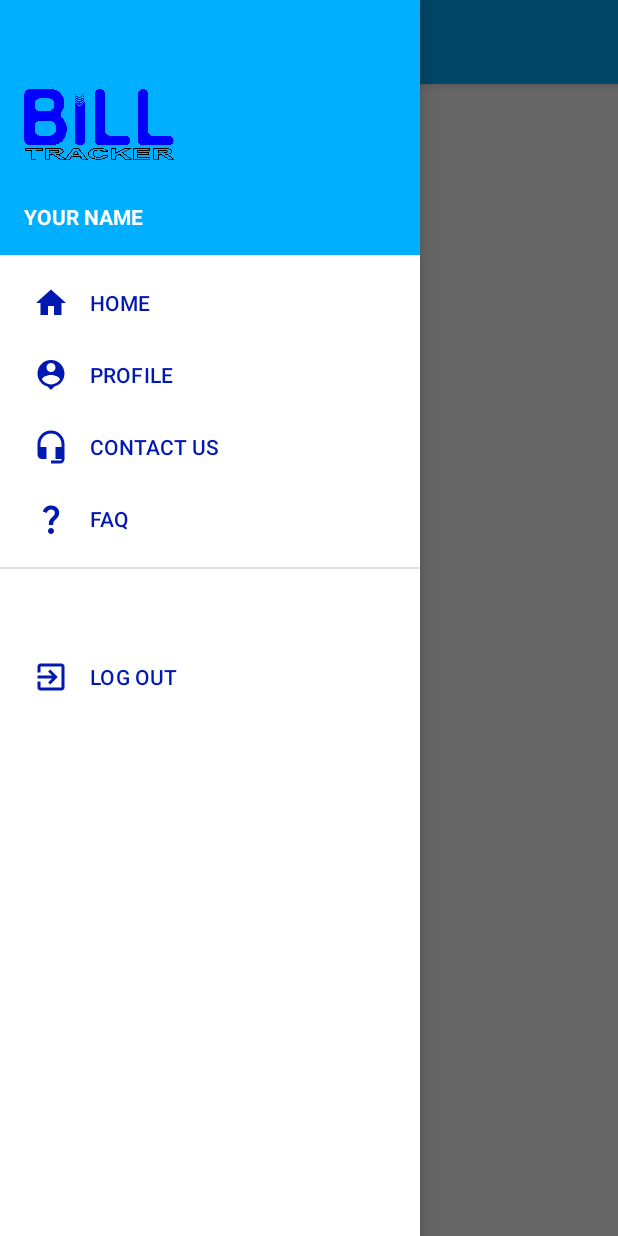
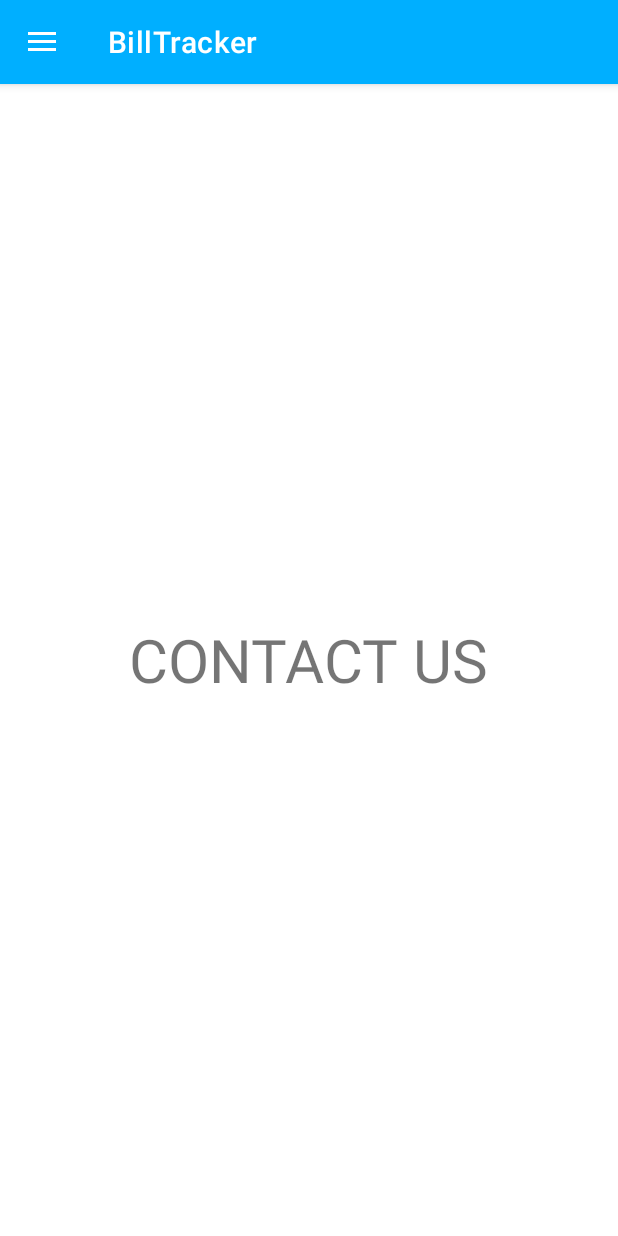
Before and after one commit to SankalpaLokuliyanage/BillTracker, an Android app: the MainActivity screen opened directly, with no data from a screen before it, in the side drawer, after a tap on "CONTACT US", on a phone screen of 412 x 824 dp. Run offline under Robolectric (Android 15) with nearby library versions, the phone set to English and light mode, and no system bars.

Commit message:
devided menu buttons to fragments

```diff
--- a/app/src/main/java/com/example/billtrackermobile/MainActivity.java
+++ b/app/src/main/java/com/example/billtrackermobile/MainActivity.java
@@ -1,14 +1,81 @@
 package com.example.billtrackermobile;
 
+import androidx.annotation.NonNull;
+import androidx.appcompat.app.ActionBarDrawerToggle;
 import androidx.appcompat.app.AppCompatActivity;
+import androidx.core.view.GravityCompat;
+import androidx.drawerlayout.widget.DrawerLayout;
 
 import android.os.Bundle;
+import android.view.MenuItem;
+import android.widget.Toast;
+import android.widget.Toolbar;
 
-public class MainActivity extends AppCompatActivity {
+import com.google.android.material.navigation.NavigationView;
+
+public class MainActivity extends AppCompatActivity implements NavigationView.OnNavigationItemSelectedListener {
+
+    private DrawerLayout drawerLayout;
 
     @Override
     protected void onCreate(Bundle savedInstanceState) {
         super.onCreate(savedInstanceState);
         setContentView(R.layout.activity_main);
+
+
+
+
+        androidx.appcompat.widget.Toolbar toolbar = findViewById(R.id.toolbar);
+        setSupportActionBar(toolbar);
+
+        drawerLayout = findViewById(R.id.drawer_layout);
+        NavigationView navigationView = findViewById(R.id.nav_view);
+        navigationView.setNavigationItemSelectedListener(this);
+
+        ActionBarDrawerToggle toggle = new ActionBarDrawerToggle(this, drawerLayout, toolbar, R.string.open_nav, R.string.close_nav);
+        drawerLayout.addDrawerListener(toggle);
+        toggle.syncState();
+
+        if (savedInstanceState == null) {
+            getSupportFragmentManager().beginTransaction().replace(R.id.fragment_container, new HomeFragment()).commit();
+            navigationView.setCheckedItem(R.id.nav_home);
+        }
+    }
+
+    @Override
+    public boolean onNavigationItemSelected(@NonNull MenuItem item) {
+        switch (item.getItemId()){
+            case R.id.nav_home:
+                getSupportFragmentManager().beginTransaction().replace(R.id.fragment_container, new HomeFragment()).commit();
+                break;
+
+            case R.id.nav_profile:
+                getSupportFragmentManager().beginTransaction().replace(R.id.fragment_container, new ProfileFragment()).commit();
+                break;
+
+            case R.id.nav_contactus:
+                getSupportFragmentManager().beginTransaction().replace(R.id.fragment_container, new ContactUsFragment()).commit();
+                break;
+
+            case R.id.nav_faq:
+                getSupportFragmentManager().beginTransaction().replace(R.id.fragment_container, new faqFragment()).commit();
+                break;
+
+            case R.id.nav_logout:
+                Toast.makeText(this, "Logout", Toast.LENGTH_SHORT).show();
+                break;
+        }
+        drawerLayout.closeDrawer(GravityCompat.START);
+        return true;
+    }
+
+    @Override
+    public void onBackPressed() {
+        if (drawerLayout.isDrawerOpen(GravityCompat.START)){
+            drawerLayout.closeDrawer(GravityCompat.START);
+        }
+        else {
+            super.onBackPressed();
+        }
     }
 }
--- a/app/src/main/res/layout/activity_main.xml
+++ b/app/src/main/res/layout/activity_main.xml
@@ -16,7 +16,7 @@
         android:layout_height="match_parent"
         android:orientation="vertical">
 
-        <Toolbar
+        <androidx.appcompat.widget.Toolbar
             android:layout_width="match_parent"
             android:layout_height="56dp"
             android:id="@+id/toolbar"
--- a/app/src/main/res/values/strings.xml
+++ b/app/src/main/res/values/strings.xml
@@ -1,5 +1,8 @@
 <resources>
     <string name="app_name">BillTracker</string>
     <!-- TODO: Remove or change this placeholder text -->
-    <string name="hello_blank_fragment">Hello blank fragment</string>
+   <string name="open_nav" >Open Navigation Drawer</string>
+   <string name="close_nav" >Close Navigation Drawer</string>
+
+
 </resources>
```
Also changed, not shown: app/src/main/java/com/example/billtrackermobile/ProfileFragment.java (line endings or trailing spaces).
